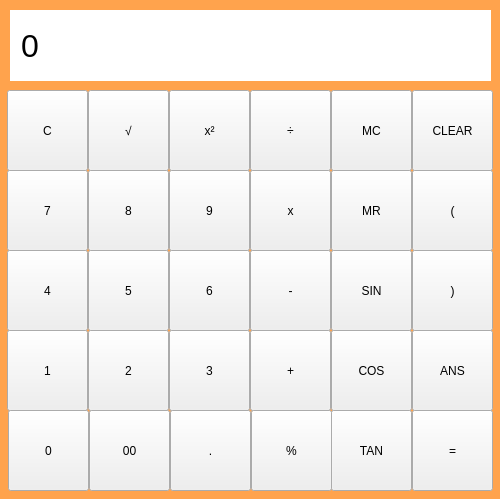
Qt form calculator.ui (tonyeko/Calculator) before a commit.
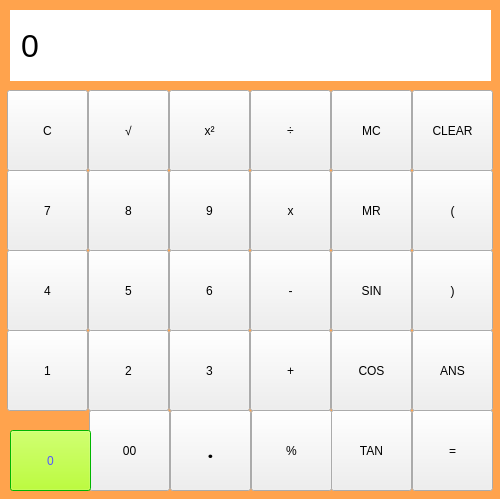
The same form after that commit. Icons and pictures are not drawn.

Commit message: Rename button

Patch:
```diff
--- a/calculator.ui
+++ b/calculator.ui
@@ -10,6 +10,448 @@
     <height>499</height>
    </rect>
   </property>
+  <property name="palette">
+   <palette>
+    <active>
+     <colorrole role="WindowText">
+      <brush brushstyle="SolidPattern">
+       <color alpha="255">
+        <red>255</red>
+        <green>255</green>
+        <blue>255</blue>
+       </color>
+      </brush>
+     </colorrole>
+     <colorrole role="Button">
+      <brush brushstyle="SolidPattern">
+       <color alpha="255">
+        <red>248</red>
+        <green>97</green>
+        <blue>90</blue>
+       </color>
+      </brush>
+     </colorrole>
+     <colorrole role="Light">
+      <brush brushstyle="SolidPattern">
+       <color alpha="255">
+        <red>255</red>
+        <green>213</green>
+        <blue>127</blue>
+       </color>
+      </brush>
+     </colorrole>
+     <colorrole role="Midlight">
+      <brush brushstyle="SolidPattern">
+       <color alpha="255">
+        <red>255</red>
+        <green>191</green>
+        <blue>63</blue>
+       </color>
+      </brush>
+     </colorrole>
+     <colorrole role="Dark">
+      <brush brushstyle="SolidPattern">
+       <color alpha="255">
+        <red>127</red>
+        <green>85</green>
+        <blue>0</blue>
+       </color>
+      </brush>
+     </colorrole>
+     <colorrole role="Mid">
+      <brush brushstyle="SolidPattern">
+       <color alpha="255">
+        <red>170</red>
+        <green>113</green>
+        <blue>0</blue>
+       </color>
+      </brush>
+     </colorrole>
+     <colorrole role="Text">
+      <brush brushstyle="SolidPattern">
+       <color alpha="255">
+        <red>0</red>
+        <green>0</green>
+        <blue>0</blue>
+       </color>
+      </brush>
+     </colorrole>
+     <colorrole role="BrightText">
+      <brush brushstyle="SolidPattern">
+       <color alpha="255">
+        <red>255</red>
+        <green>255</green>
+        <blue>255</blue>
+       </color>
+      </brush>
+     </colorrole>
+     <colorrole role="ButtonText">
+      <brush brushstyle="SolidPattern">
+       <color alpha="255">
+        <red>255</red>
+        <green>255</green>
+        <blue>255</blue>
+       </color>
+      </brush>
+     </colorrole>
+     <colorrole role="Base">
+      <brush brushstyle="SolidPattern">
+       <color alpha="255">
+        <red>85</red>
+        <green>0</green>
+        <blue>255</blue>
+       </color>
+      </brush>
+     </colorrole>
+     <colorrole role="Window">
+      <brush brushstyle="SolidPattern">
+       <color alpha="255">
+        <red>255</red>
+        <green>170</green>
+        <blue>0</blue>
+       </color>
+      </brush>
+     </colorrole>
+     <colorrole role="Shadow">
+      <brush brushstyle="SolidPattern">
+       <color alpha="255">
+        <red>0</red>
+        <green>0</green>
+        <blue>0</blue>
+       </color>
+      </brush>
+     </colorrole>
+     <colorrole role="AlternateBase">
+      <brush brushstyle="SolidPattern">
+       <color alpha="255">
+        <red>255</red>
+        <green>212</green>
+        <blue>127</blue>
+       </color>
+      </brush>
+     </colorrole>
+     <colorrole role="ToolTipBase">
+      <brush brushstyle="SolidPattern">
+       <color alpha="255">
+        <red>255</red>
+        <green>255</green>
+        <blue>220</blue>
+       </color>
+      </brush>
+     </colorrole>
+     <colorrole role="ToolTipText">
+      <brush brushstyle="SolidPattern">
+       <color alpha="255">
+        <red>0</red>
+        <green>0</green>
+        <blue>0</blue>
+       </color>
+      </brush>
+     </colorrole>
+     <colorrole role="PlaceholderText">
+      <brush brushstyle="SolidPattern">
+       <color alpha="128">
+        <red>0</red>
+        <green>0</green>
+        <blue>0</blue>
+       </color>
+      </brush>
+     </colorrole>
+    </active>
+    <inactive>
+     <colorrole role="WindowText">
+      <brush brushstyle="SolidPattern">
+       <color alpha="255">
+        <red>0</red>
+        <green>0</green>
+        <blue>0</blue>
+       </color>
+      </brush>
+     </colorrole>
+     <colorrole role="Button">
+      <brush brushstyle="SolidPattern">
+       <color alpha="255">
+        <red>255</red>
+        <green>128</green>
+        <blue>124</blue>
+       </color>
+      </brush>
+     </colorrole>
+     <colorrole role="Light">
+      <brush brushstyle="SolidPattern">
+       <color alpha="255">
+        <red>255</red>
+        <green>213</green>
+        <blue>127</blue>
+       </color>
+      </brush>
+     </colorrole>
+     <colorrole role="Midlight">
+      <brush brushstyle="SolidPattern">
+       <color alpha="255">
+        <red>255</red>
+        <green>191</green>
+        <blue>63</blue>
+       </color>
+      </brush>
+     </colorrole>
+     <colorrole role="Dark">
+      <brush brushstyle="SolidPattern">
+       <color alpha="255">
+        <red>127</red>
+        <green>85</green>
+        <blue>0</blue>
+       </color>
+      </brush>
+     </colorrole>
+     <colorrole role="Mid">
+      <brush brushstyle="SolidPattern">
+       <color alpha="255">
+        <red>170</red>
+        <green>113</green>
+        <blue>0</blue>
+       </color>
+      </brush>
+     </colorrole>
+     <colorrole role="Text">
+      <brush brushstyle="SolidPattern">
+       <color alpha="255">
+        <red>0</red>
+        <green>0</green>
+        <blue>0</blue>
+       </color>
+      </brush>
+     </colorrole>
+     <colorrole role="BrightText">
+      <brush brushstyle="SolidPattern">
+       <color alpha="255">
+        <red>255</red>
+        <green>255</green>
+        <blue>255</blue>
+       </color>
+      </brush>
+     </colorrole>
+     <colorrole role="ButtonText">
+      <brush brushstyle="SolidPattern">
+       <color alpha="255">
+        <red>0</red>
+        <green>0</green>
+        <blue>0</blue>
+       </color>
+      </brush>
+     </colorrole>
+     <colorrole role="Base">
+      <brush brushstyle="SolidPattern">
+       <color alpha="255">
+        <red>255</red>
+        <green>255</green>
+        <blue>255</blue>
+       </color>
+      </brush>
+     </colorrole>
+     <colorrole role="Window">
+      <brush brushstyle="SolidPattern">
+       <color alpha="255">
+        <red>255</red>
+        <green>170</green>
+        <blue>0</blue>
+       </color>
+      </brush>
+     </colorrole>
+     <colorrole role="Shadow">
+      <brush brushstyle="SolidPattern">
+       <color alpha="255">
+        <red>0</red>
+        <green>0</green>
+        <blue>0</blue>
+       </color>
+      </brush>
+     </colorrole>
+     <colorrole role="AlternateBase">
+      <brush brushstyle="SolidPattern">
+       <color alpha="255">
+        <red>255</red>
+        <green>212</green>
+        <blue>127</blue>
+       </color>
+      </brush>
+     </colorrole>
+     <colorrole role="ToolTipBase">
+      <brush brushstyle="SolidPattern">
+       <color alpha="255">
+        <red>255</red>
+        <green>255</green>
+        <blue>220</blue>
+       </color>
+      </brush>
+     </colorrole>
+     <colorrole role="ToolTipText">
+      <brush brushstyle="SolidPattern">
+       <color alpha="255">
+        <red>0</red>
+        <green>0</green>
+        <blue>0</blue>
+       </color>
+      </brush>
+     </colorrole>
+     <colorrole role="PlaceholderText">
+      <brush brushstyle="SolidPattern">
+       <color alpha="128">
+        <red>0</red>
+        <green>0</green>
+        <blue>0</blue>
+       </color>
+      </brush>
+     </colorrole>
+    </inactive>
+    <disabled>
+     <colorrole role="WindowText">
+      <brush brushstyle="SolidPattern">
+       <color alpha="255">
+        <red>127</red>
+        <green>85</green>
+        <blue>0</blue>
+       </color>
+      </brush>
+     </colorrole>
+     <colorrole role="Button">
+      <brush brushstyle="SolidPattern">
+       <color alpha="255">
+        <red>255</red>
+        <green>170</green>
+        <blue>0</blue>
+       </color>
+      </brush>
+     </colorrole>
+     <colorrole role="Light">
+      <brush brushstyle="SolidPattern">
+       <color alpha="255">
+        <red>255</red>
+        <green>213</green>
+        <blue>127</blue>
+       </color>
+      </brush>
+     </colorrole>
+     <colorrole role="Midlight">
+      <brush brushstyle="SolidPattern">
+       <color alpha="255">
+        <red>255</red>
+        <green>191</green>
+        <blue>63</blue>
+       </color>
+      </brush>
+     </colorrole>
+     <colorrole role="Dark">
+      <brush brushstyle="SolidPattern">
+       <color alpha="255">
+        <red>127</red>
+        <green>85</green>
+        <blue>0</blue>
+       </color>
+      </brush>
+     </colorrole>
+     <colorrole role="Mid">
+      <brush brushstyle="SolidPattern">
+       <color alpha="255">
+        <red>170</red>
+        <green>113</green>
+        <blue>0</blue>
+       </color>
+      </brush>
+     </colorrole>
+     <colorrole role="Text">
+      <brush brushstyle="SolidPattern">
+       <color alpha="255">
+        <red>127</red>
+        <green>85</green>
+        <blue>0</blue>
+       </color>
+      </brush>
+     </colorrole>
+     <colorrole role="BrightText">
+      <brush brushstyle="SolidPattern">
+       <color alpha="255">
+        <red>255</red>
+        <green>255</green>
+        <blue>255</blue>
+       </color>
+      </brush>
+     </colorrole>
+     <colorrole role="ButtonText">
+      <brush brushstyle="SolidPattern">
+       <color alpha="255">
+        <red>127</red>
+        <green>85</green>
+        <blue>0</blue>
+       </color>
+      </brush>
+     </colorrole>
+     <colorrole role="Base">
+      <brush brushstyle="SolidPattern">
+       <color alpha="255">
+        <red>255</red>
+        <green>170</green>
+        <blue>0</blue>
+       </color>
+      </brush>
+     </colorrole>
+     <colorrole role="Window">
+      <brush brushstyle="SolidPattern">
+       <color alpha="255">
+        <red>255</red>
+        <green>170</green>
+        <blue>0</blue>
+       </color>
+      </brush>
+     </colorrole>
+     <colorrole role="Shadow">
+      <brush brushstyle="SolidPattern">
+       <color alpha="255">
+        <red>0</red>
+        <green>0</green>
+        <blue>0</blue>
+       </color>
+      </brush>
+     </colorrole>
+     <colorrole role="AlternateBase">
+      <brush brushstyle="SolidPattern">
+       <color alpha="255">
+        <red>255</red>
+        <green>170</green>
+        <blue>0</blue>
+       </color>
+      </brush>
+     </colorrole>
+     <colorrole role="ToolTipBase">
+      <brush brushstyle="SolidPattern">
+       <color alpha="255">
+        <red>255</red>
+        <green>255</green>
+        <blue>220</blue>
+       </color>
+      </brush>
+     </colorrole>
+     <colorrole role="ToolTipText">
+      <brush brushstyle="SolidPattern">
+       <color alpha="255">
+        <red>0</red>
+        <green>0</green>
+        <blue>0</blue>
+       </color>
+      </brush>
+     </colorrole>
+     <colorrole role="PlaceholderText">
+      <brush brushstyle="SolidPattern">
+       <color alpha="128">
+        <red>0</red>
+        <green>0</green>
+        <blue>0</blue>
+       </color>
+      </brush>
+     </colorrole>
+    </disabled>
+   </palette>
+  </property>
   <property name="windowTitle">
    <string>Calculator</string>
   </property>
@@ -275,12 +717,400 @@
    <widget class="QPushButton" name="pushButton_18">
     <property name="geometry">
      <rect>
-      <x>8</x>
-      <y>410</y>
+      <x>10</x>
+      <y>430</y>
       <width>81</width>
-      <height>81</height>
+      <height>61</height>
      </rect>
     </property>
+    <property name="palette">
+     <palette>
+      <active>
+       <colorrole role="WindowText">
+        <brush brushstyle="SolidPattern">
+         <color alpha="255">
+          <red>0</red>
+          <green>0</green>
+          <blue>0</blue>
+         </color>
+        </brush>
+       </colorrole>
+       <colorrole role="Button">
+        <brush brushstyle="SolidPattern">
+         <color alpha="255">
+          <red>170</red>
+          <green>255</green>
+          <blue>0</blue>
+         </color>
+        </brush>
+       </colorrole>
+       <colorrole role="Midlight">
+        <brush brushstyle="SolidPattern">
+         <color alpha="255">
+          <red>0</red>
+          <green>255</green>
+          <blue>255</blue>
+         </color>
+        </brush>
+       </colorrole>
+       <colorrole role="Dark">
+        <brush brushstyle="SolidPattern">
+         <color alpha="255">
+          <red>255</red>
+          <green>255</green>
+          <blue>0</blue>
+         </color>
+        </brush>
+       </colorrole>
+       <colorrole role="Mid">
+        <brush brushstyle="SolidPattern">
+         <color alpha="255">
+          <red>255</red>
+          <green>255</green>
+          <blue>127</blue>
+         </color>
+        </brush>
+       </colorrole>
+       <colorrole role="Text">
+        <brush brushstyle="SolidPattern">
+         <color alpha="255">
+          <red>255</red>
+          <green>0</green>
+          <blue>255</blue>
+         </color>
+        </brush>
+       </colorrole>
+       <colorrole role="BrightText">
+        <brush brushstyle="SolidPattern">
+         <color alpha="255">
+          <red>0</red>
+          <green>170</green>
+          <blue>255</blue>
+         </color>
+        </brush>
+       </colorrole>
+       <colorrole role="ButtonText">
+        <brush brushstyle="SolidPattern">
+         <color alpha="255">
+          <red>85</red>
+          <green>85</green>
+          <blue>255</blue>
+         </color>
+        </brush>
+       </colorrole>
+       <colorrole role="Base">
+        <brush brushstyle="SolidPattern">
+         <color alpha="255">
+          <red>170</red>
+          <green>170</green>
+          <blue>255</blue>
+         </color>
+        </brush>
+       </colorrole>
+       <colorrole role="Window">
+        <brush brushstyle="SolidPattern">
+         <color alpha="255">
+          <red>0</red>
+          <green>255</green>
+          <blue>0</blue>
+         </color>
+        </brush>
+       </colorrole>
+       <colorrole role="Highlight">
+        <brush brushstyle="SolidPattern">
+         <color alpha="255">
+          <red>255</red>
+          <green>0</green>
+          <blue>0</blue>
+         </color>
+        </brush>
+       </colorrole>
+       <colorrole role="AlternateBase">
+        <brush brushstyle="SolidPattern">
+         <color alpha="255">
+          <red>0</red>
+          <green>255</green>
+          <blue>127</blue>
+         </color>
+        </brush>
+       </colorrole>
+       <colorrole role="NoRole">
+        <brush brushstyle="SolidPattern">
+         <color alpha="255">
+          <red>255</red>
+          <green>85</green>
+          <blue>0</blue>
+         </color>
+        </brush>
+       </colorrole>
+       <colorrole role="PlaceholderText">
+        <brush brushstyle="SolidPattern">
+         <color alpha="128">
+          <red>255</red>
+          <green>170</green>
+          <blue>127</blue>
+         </color>
+        </brush>
+       </colorrole>
+      </active>
+      <inactive>
+       <colorrole role="WindowText">
+        <brush brushstyle="SolidPattern">
+         <color alpha="255">
+          <red>0</red>
+          <green>0</green>
+          <blue>0</blue>
+         </color>
+        </brush>
+       </colorrole>
+       <colorrole role="Button">
+        <brush brushstyle="SolidPattern">
+         <color alpha="255">
+          <red>170</red>
+          <green>255</green>
+          <blue>0</blue>
+         </color>
+        </brush>
+       </colorrole>
+       <colorrole role="Midlight">
+        <brush brushstyle="SolidPattern">
+         <color alpha="255">
+          <red>0</red>
+          <green>255</green>
+          <blue>255</blue>
+         </color>
+        </brush>
+       </colorrole>
+       <colorrole role="Dark">
+        <brush brushstyle="SolidPattern">
+         <color alpha="255">
+          <red>255</red>
+          <green>255</green>
+          <blue>0</blue>
+         </color>
+        </brush>
+       </colorrole>
+       <colorrole role="Mid">
+        <brush brushstyle="SolidPattern">
+         <color alpha="255">
+          <red>255</red>
+          <green>255</green>
+          <blue>127</blue>
+         </color>
+        </brush>
+       </colorrole>
+       <colorrole role="Text">
+        <brush brushstyle="SolidPattern">
+         <color alpha="255">
+          <red>255</red>
+          <green>0</green>
+          <blue>255</blue>
+         </color>
+        </brush>
+       </colorrole>
+       <colorrole role="BrightText">
+        <brush brushstyle="SolidPattern">
+         <color alpha="255">
+          <red>0</red>
+          <green>170</green>
+          <blue>255</blue>
+         </color>
+        </brush>
+       </colorrole>
+       <colorrole role="ButtonText">
+        <brush brushstyle="SolidPattern">
+         <color alpha="255">
+          <red>85</red>
+          <green>85</green>
+          <blue>255</blue>
+         </color>
+        </brush>
+       </colorrole>
+       <colorrole role="Base">
+        <brush brushstyle="SolidPattern">
+         <color alpha="255">
+          <red>170</red>
+          <green>170</green>
+          <blue>255</blue>
+         </color>
+        </brush>
+       </colorrole>
+       <colorrole role="Window">
+        <brush brushstyle="SolidPattern">
+         <color alpha="255">
+          <red>0</red>
+          <green>255</green>
+          <blue>0</blue>
+         </color>
+        </brush>
+       </colorrole>
+       <colorrole role="Highlight">
+        <brush brushstyle="SolidPattern">
+         <color alpha="255">
+          <red>255</red>
+          <green>0</green>
+          <blue>0</blue>
+         </color>
+        </brush>
+       </colorrole>
+       <colorrole role="AlternateBase">
+        <brush brushstyle="SolidPattern">
+         <color alpha="255">
+          <red>0</red>
+          <green>255</green>
+          <blue>127</blue>
+         </color>
+        </brush>
+       </colorrole>
+       <colorrole role="NoRole">
+        <brush brushstyle="SolidPattern">
+         <color alpha="255">
+          <red>255</red>
+          <green>85</green>
+          <blue>0</blue>
+         </color>
+        </brush>
+       </colorrole>
+       <colorrole role="PlaceholderText">
+        <brush brushstyle="SolidPattern">
+         <color alpha="128">
+          <red>255</red>
+          <green>170</green>
+          <blue>127</blue>
+         </color>
+        </brush>
+       </colorrole>
+      </inactive>
+      <disabled>
+       <colorrole role="WindowText">
+        <brush brushstyle="SolidPattern">
+         <color alpha="255">
+          <red>255</red>
+          <green>255</green>
+          <blue>0</blue>
+         </color>
+        </brush>
+       </colorrole>
+       <colorrole role="Button">
+        <brush brushstyle="SolidPattern">
+         <color alpha="255">
+          <red>170</red>
+          <green>255</green>
+          <blue>0</blue>
+         </color>
+        </brush>
+       </colorrole>
+       <colorrole role="Midlight">
+        <brush brushstyle="SolidPattern">
+         <color alpha="255">
+          <red>0</red>
+          <green>255</green>
+          <blue>255</blue>
+         </color>
+        </brush>
+       </colorrole>
+       <colorrole role="Dark">
+        <brush brushstyle="SolidPattern">
+         <color alpha="255">
+          <red>255</red>
+          <green>255</green>
+          <blue>0</blue>
+         </color>
+        </brush>
+       </colorrole>
+       <colorrole role="Mid">
+        <brush brushstyle="SolidPattern">
+         <color alpha="255">
+          <red>255</red>
+          <green>255</green>
+          <blue>127</blue>
+         </color>
+        </brush>
+       </colorrole>
+       <colorrole role="Text">
+        <brush brushstyle="SolidPattern">
+         <color alpha="255">
+          <red>255</red>
+          <green>255</green>
+          <blue>0</blue>
+         </color>
+        </brush>
+       </colorrole>
+       <colorrole role="BrightText">
+        <brush brushstyle="SolidPattern">
+         <color alpha="255">
+          <red>0</red>
+          <green>170</green>
+          <blue>255</blue>
+         </color>
+        </brush>
+       </colorrole>
+       <colorrole role="ButtonText">
+        <brush brushstyle="SolidPattern">
+         <color alpha="255">
+          <red>255</red>
+          <green>255</green>
+          <blue>0</blue>
+         </color>
+        </brush>
+       </colorrole>
+       <colorrole role="Base">
+        <brush brushstyle="SolidPattern">
+         <color alpha="255">
+          <red>0</red>
+          <green>255</green>
+          <blue>0</blue>
+         </color>
+        </brush>
+       </colorrole>
+       <colorrole role="Window">
+        <brush brushstyle="SolidPattern">
+         <color alpha="255">
+          <red>0</red>
+          <green>255</green>
+          <blue>0</blue>
+         </color>
+        </brush>
+       </colorrole>
+       <colorrole role="Highlight">
+        <brush brushstyle="SolidPattern">
+         <color alpha="255">
+          <red>0</red>
+          <green>120</green>
+          <blue>215</blue>
+         </color>
+        </brush>
+       </colorrole>
+       <colorrole role="AlternateBase">
+        <brush brushstyle="SolidPattern">
+         <color alpha="255">
+          <red>0</red>
+          <green>255</green>
+          <blue>127</blue>
+         </color>
+        </brush>
+       </colorrole>
+       <colorrole role="NoRole">
+        <brush brushstyle="SolidPattern">
+         <color alpha="255">
+          <red>255</red>
+          <green>85</green>
+          <blue>0</blue>
+         </color>
+        </brush>
+       </colorrole>
+       <colorrole role="PlaceholderText">
+        <brush brushstyle="SolidPattern">
+         <color alpha="128">
+          <red>255</red>
+          <green>170</green>
+          <blue>127</blue>
+         </color>
+        </brush>
+       </colorrole>
+      </disabled>
+     </palette>
+    </property>
     <property name="text">
      <string>0</string>
     </property>
@@ -307,6 +1137,14 @@
       <height>81</height>
      </rect>
     </property>
+    <property name="font">
+     <font>
+      <family>Roboto Black</family>
+      <pointsize>16</pointsize>
+      <weight>75</weight>
+      <bold>true</bold>
+     </font>
+    </property>
     <property name="text">
      <string>.</string>
     </property>
```
Left out of the diff: 62 changed lines with no effect on the pictures.
